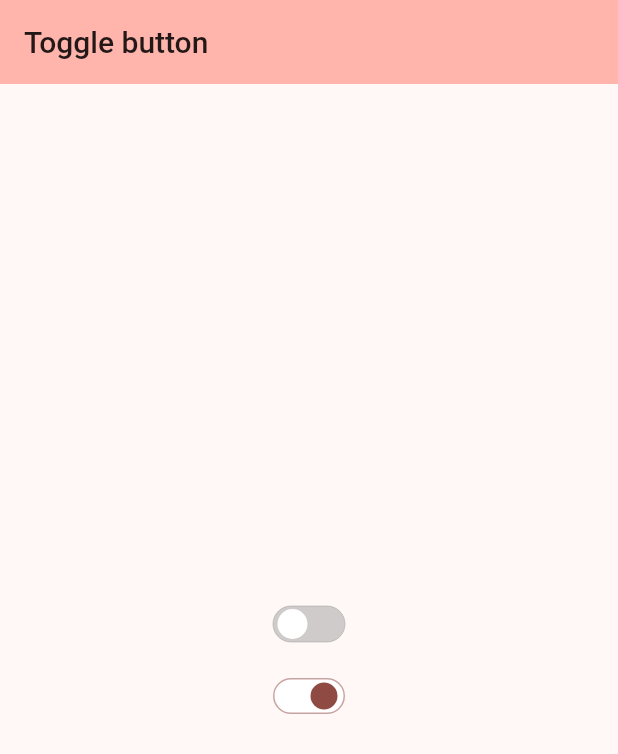
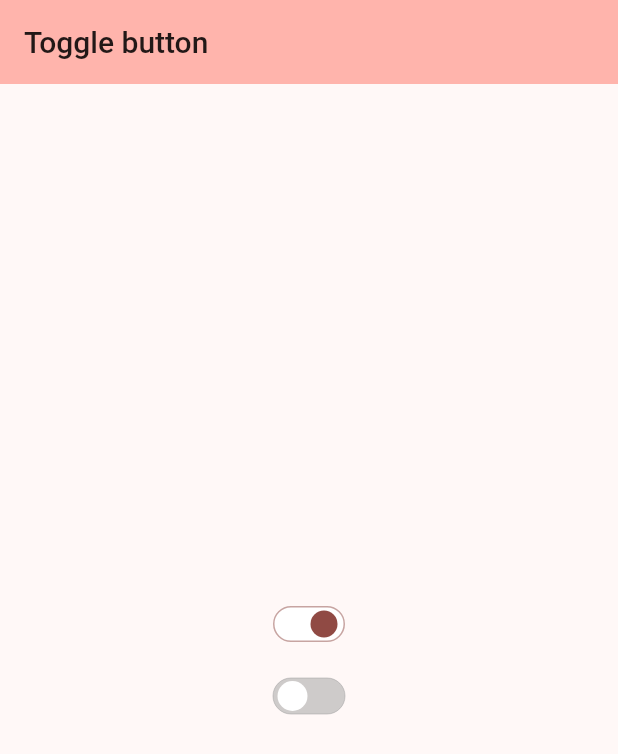
Before and after one commit to dev-mobile-vn/f_toggle_button, a Flutter app: the screen it shows after launch, on a phone screen of 412 x 824 dp. Shown: the top 754 px of the screen. Run offline on Flutter 3.47's test engine with Material 2 defaults, Android fonts, the phone set to English and light mode, and no system bars.

Commit message:
chang field name

```diff
--- a/example/lib/main.dart
+++ b/example/lib/main.dart
@@ -51,24 +51,24 @@ class _MyHomePageState extends State<MyHomePage> {
           mainAxisAlignment: MainAxisAlignment.center,
           children: [
             FToggleButton(
-              isEnable: false,
+              isEnable: true,
               onChangeStatus: (bool value) {
 
               },
-              bgSwitchLeft: Colors.white,
-              bgSwitchRight: Theme.of(context).colorScheme.primary,
+              bgCircleDisable: Colors.white,
+              bgCircleEnable: Theme.of(context).colorScheme.primary,
               bgDisable: Colors.grey.withOpacity(0.5),
               borderColorEnable: Theme.of(context).colorScheme.primary.withOpacity(0.5),
               borderColorDisEnable: Colors.grey.withOpacity(0.5),
             ),
             const SizedBox(height: 24,),
             FToggleButton(
-              isEnable: true,
+              isEnable: false,
               onChangeStatus: (bool value) {
 
               },
-              bgSwitchLeft: Colors.white,
-              bgSwitchRight: Theme.of(context).colorScheme.primary,
+              bgCircleDisable: Colors.white,
+              bgCircleEnable: Theme.of(context).colorScheme.primary,
               bgDisable: Colors.grey.withOpacity(0.5),
               borderColorEnable: Theme.of(context).colorScheme.primary.withOpacity(0.5),
               borderColorDisEnable: Colors.grey.withOpacity(0.5),
--- a/lib/f_toggle_button.dart
+++ b/lib/f_toggle_button.dart
@@ -1,29 +1,30 @@
 library f_toggle_button;
 
 import 'package:flutter/material.dart';
+
 
 class FToggleButton extends StatefulWidget {
   final bool isEnable;
   final Function(bool) onChangeStatus;
   final double width, height;
   final double widthSwitch, heightSwitch;
-  final Color bgSwitchLeft, bgDisable;
+  final Color bgCircleDisable, bgDisable;
   final Color borderColorEnable, borderColorDisEnable;
-  final Color bgSwitchRight;
+  final Color bgCircleEnable;
 
   const FToggleButton({
     super.key,
     required this.isEnable,
     required this.onChangeStatus,
-    this.width = 48,
-    this.height = 24,
-    required this.bgSwitchRight,
-    required this.bgSwitchLeft,
+    required this.bgCircleEnable,
+    required this.bgCircleDisable,
     required this.bgDisable,
     required this.borderColorEnable,
     required this.borderColorDisEnable,
     this.widthSwitch = 22,
     this.heightSwitch = 24,
+    this.width = 48,
+    this.height = 24,
   });
 
   @override
@@ -53,7 +54,7 @@ class _FToggleButtonState extends State<FToggleButton> {
           height: widget.height,
           padding: const EdgeInsets.all(2),
           decoration: BoxDecoration(
-            color: isEnable ? widget.bgSwitchLeft : widget.bgDisable,
+            color: isEnable ? widget.bgCircleDisable : widget.bgDisable,
             border: Border.all(
                 color: isEnable
                     ? widget.borderColorEnable
@@ -66,7 +67,7 @@ class _FToggleButtonState extends State<FToggleButton> {
             height: widget.heightSwitch,
             width: widget.widthSwitch,
             decoration: BoxDecoration(
-                color: isEnable ? widget.bgSwitchRight : Colors.white,
+                color: isEnable ? widget.bgCircleEnable : Colors.white,
                 shape: BoxShape.circle),
           )),
     );
```
Also changed, not shown: pubspec.yaml (+1 -36 lines), example/pubspec.lock, 2 other files.
